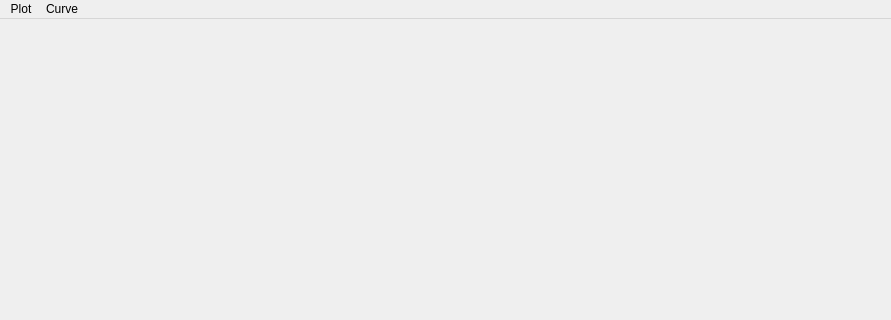
First picture: the form in PyFANS/UI/UI_ExperimentDataAnalysis.ui, repository zigorrom/PyFANS, before the edit; both pictures show x 0 to 891 and y 0 to 320 of the 891 by 517 pixel window.
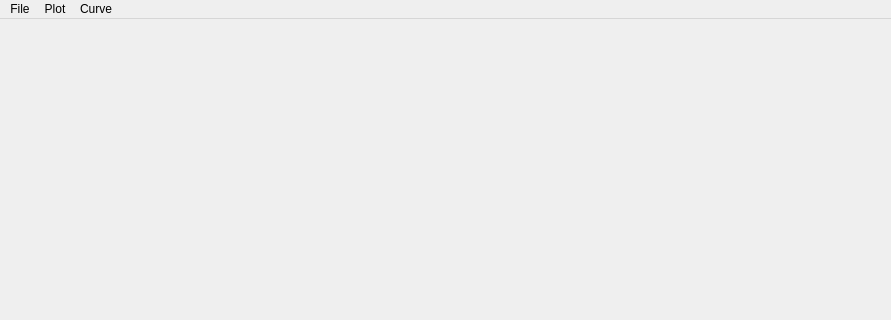
Second picture: the form after the edit.

What changed in the file:
```diff
--- a/PyFANS/UI/UI_ExperimentDataAnalysis.ui
+++ b/PyFANS/UI/UI_ExperimentDataAnalysis.ui
@@ -45,6 +45,14 @@
     </property>
     <addaction name="actionAddCurve"/>
    </widget>
+   <widget class="QMenu" name="menuFile">
+    <property name="title">
+     <string>File</string>
+    </property>
+    <addaction name="actionImport"/>
+    <addaction name="actionExport"/>
+   </widget>
+   <addaction name="menuFile"/>
    <addaction name="menuPlot"/>
    <addaction name="menuCurve"/>
   </widget>
```
Left out of the diff: 32 changed lines with no effect on the pictures.
